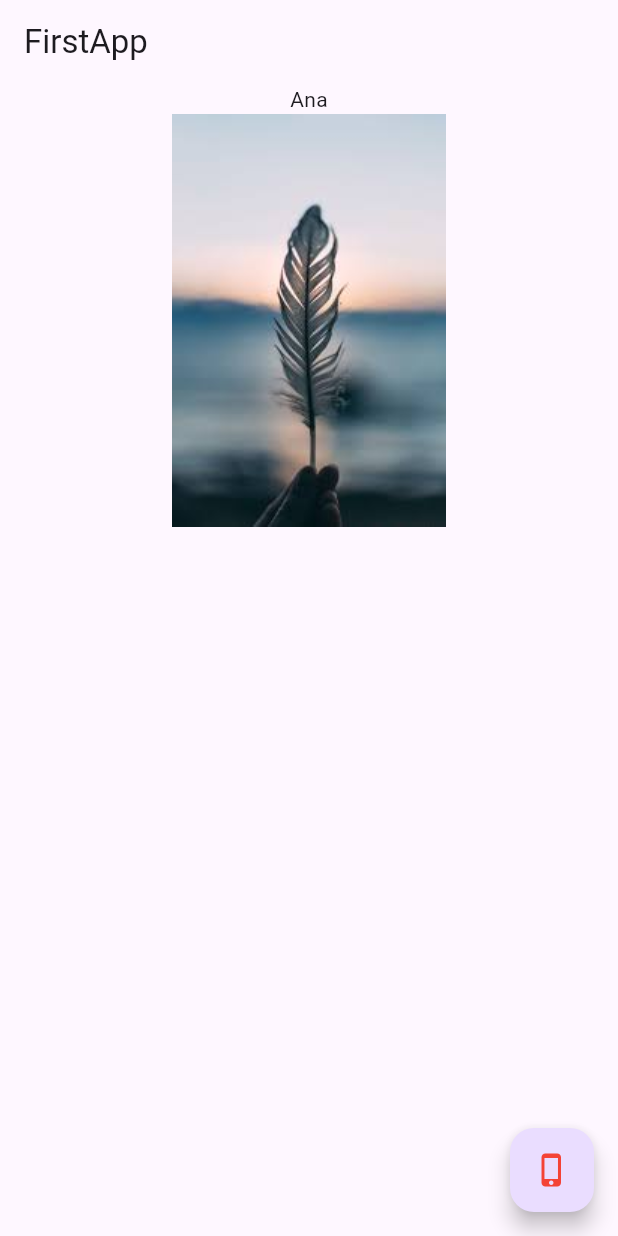
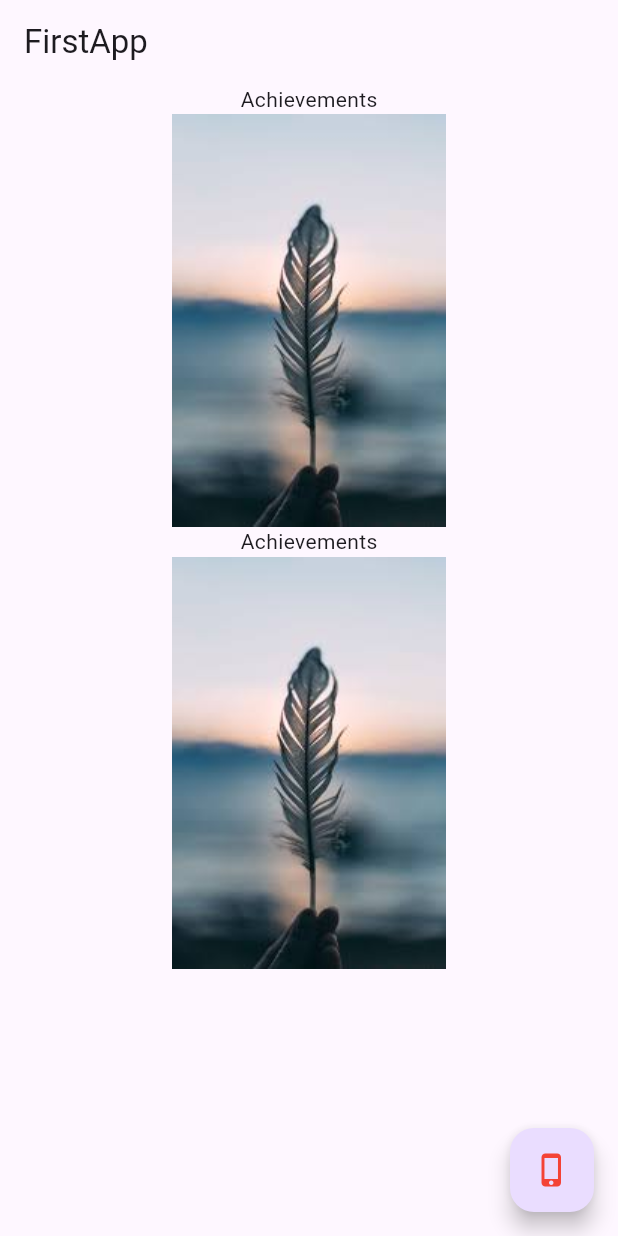
Before and after one commit to ovyvin/LearnFlutter, a Flutter app: the screen it shows after launch, on a phone screen of 412 x 824 dp. Run offline on Flutter 3.47's test engine with Material 3 defaults, Android fonts, the light colour scheme and no system bars.

Commit message:
2026-01-09_flutter_1

```diff
--- a/lib/beginningapdevwithflutter/app1.dart
+++ b/lib/beginningapdevwithflutter/app1.dart
@@ -13,7 +13,9 @@ class MyApp1 extends StatelessWidget {
         child: Column(
           children: [
             Text('$firstName'),
-            Image.asset('assets/images/image1.jpg', fit: BoxFit.cover),
+            Image.asset('assets/images/image1.jpg', fit: BoxFit.scaleDown),
+            Text('$firstName'),
+            Image.asset('assets/images/image1.jpg', fit: BoxFit.fitHeight),
           ],
         ),
       ),
--- a/lib/main.dart
+++ b/lib/main.dart
@@ -10,7 +10,7 @@ class ChatApp extends StatelessWidget {
   Widget build(BuildContext context) {
     return MaterialApp(
       debugShowCheckedModeBanner: false,
-      home: MyApp1('Ana'),
+      home: MyApp1('Achievements'),
     );
   }
 }
```
